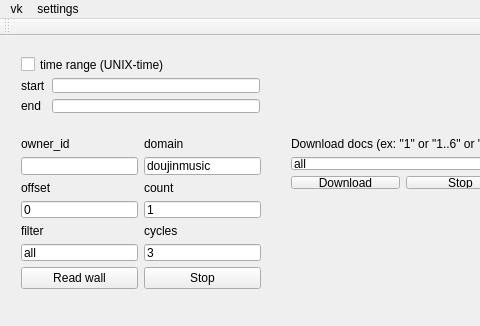
zavalroman/vkwallreader, file interface.ui: the form before one commit; both pictures show x 0 to 480 and y 0 to 326 of the 890 by 643 pixel window.
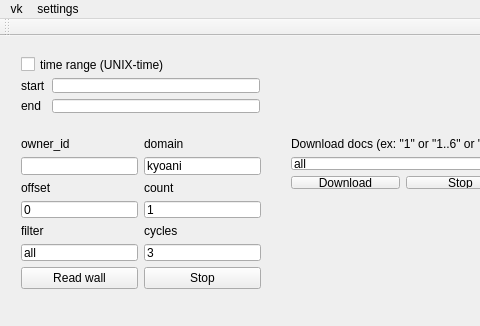
The form after the commit.

```diff
--- a/interface.ui
+++ b/interface.ui
@@ -153,7 +153,7 @@
        <item>
         <widget class="QLineEdit" name="lineDomain">
          <property name="text">
-          <string>doujinmusic</string>
+          <string>kyoani</string>
          </property>
         </widget>
        </item>
@@ -247,7 +247,7 @@
      </item>
     </layout>
    </widget>
-   <widget class="QWidget" name="">
+   <widget class="QWidget" name="layoutWidget">
     <property name="geometry">
      <rect>
       <x>10</x>
```
